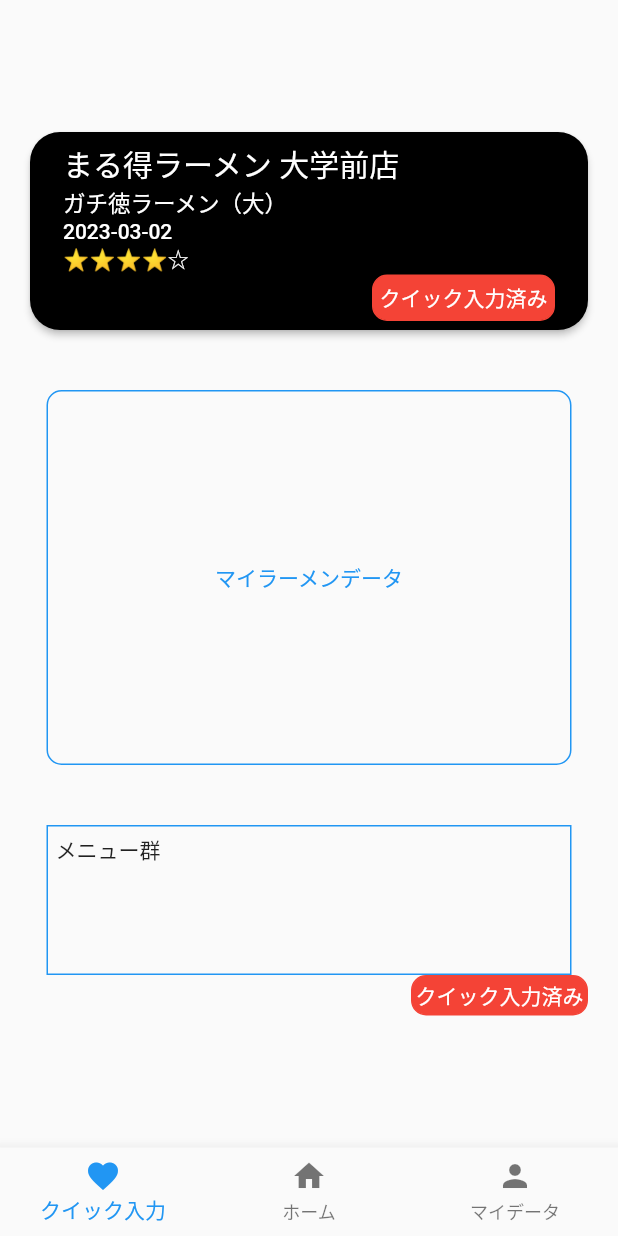
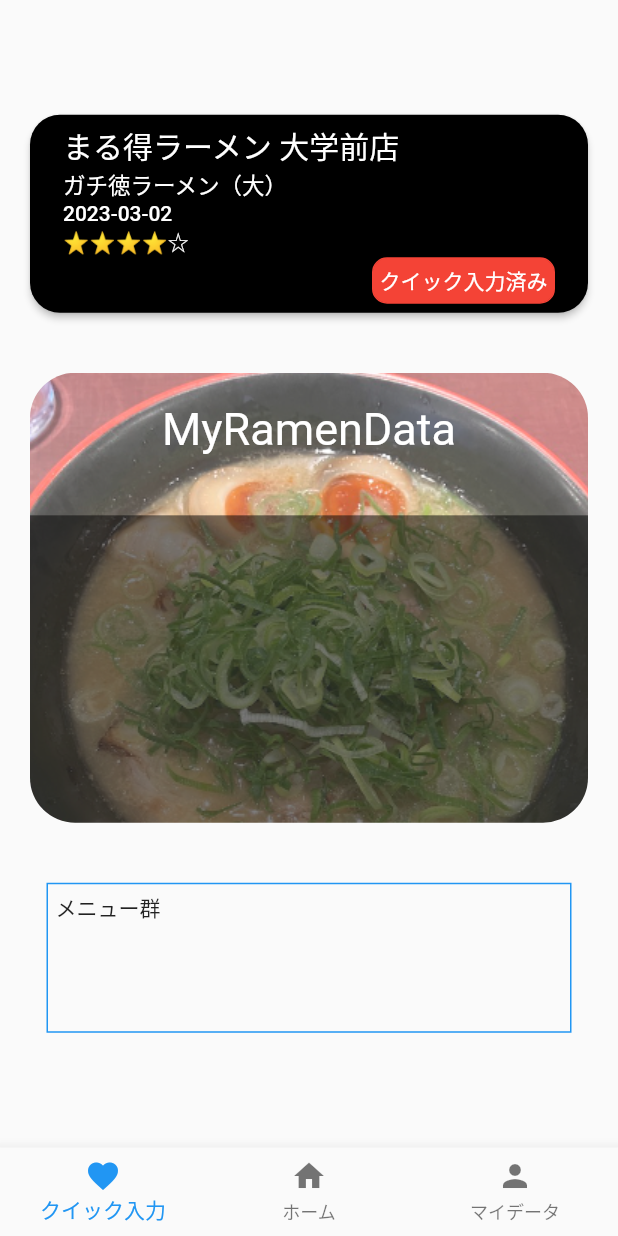
Before and after one commit to kutsu-4ta/RamenLog, a Flutter app: the screen it shows after launch, on a phone screen of 412 x 824 dp. Run offline on Flutter 3.47's test engine with Material 2 defaults, Android fonts, the phone set to English and light mode, and no system bars.

Commit message:
feature:ホーム_マイラーメンデータ_作成

```diff
--- /dev/null
+++ b/lib/Component/HomeMiddleArea.dart
@@ -0,0 +1,36 @@
+import 'package:flutter/material.dart';
+
+class HomeMiddleArea extends StatelessWidget {
+  final double height;
+  const HomeMiddleArea({Key? key, required this.height}) : super(key: key);
+
+  @override
+  Widget build(BuildContext context) {
+    return Container(
+      height: this.height,
+      margin: EdgeInsets.only(
+          top: 40
+      ),
+      decoration: BoxDecoration(
+          borderRadius: BorderRadius.circular(30),
+          image: DecorationImage(
+            image: AssetImage('Images/HomeMyRamenDataBackground.png'),
+            fit: BoxFit.cover,
+          )
+      ),
+      child: Column(
+        children: <Widget>[
+          Container(
+            padding: const EdgeInsets.all(20),
+            child: Text('MyRamenData',
+              style: TextStyle(
+                color: Colors.white,
+                fontSize: 30,
+              ),
+            ),
+          ),
+        ],
+      ),
+    );
+  }
+}
--- a/lib/View/HomePage.dart
+++ b/lib/View/HomePage.dart
@@ -1,5 +1,6 @@
 import 'dart:math';
 import '../Component/HomeTopArea.dart';
+import '../Component/HomeMiddleArea.dart';
 import 'package:flutter/material.dart';
 import 'package:menlog/View/QuickInputPage.dart';
 
@@ -52,88 +53,21 @@ class _HomePageState extends State<HomePage> {
               children: <Widget>[
                 Row(
                   mainAxisSize: MainAxisSize.max,
-                  // mainAxisAlignment: MainAxisAlignment.center,
                   children: <Widget>[
                     Expanded(
                       child: HomeTopArea(
                           onPressed: _movePage
                       ),
-                        // child: ElevatedButton(
-                        //
-                        //   style: ElevatedButton.styleFrom(
-                        //     primary: Colors.black,
-                        //       onPrimary: Colors.white,
-                        //       fixedSize: Size.fromWidth(350),
-                        //       shape: RoundedRectangleBorder(
-                        //           borderRadius: BorderRadius.circular(20))),
-                        //   onPressed: _movePage,
-                        //   child: Container(
-                        //     alignment: Alignment.centerLeft,
-                        //     padding: const EdgeInsets.all(6),
-                        //         child: Column(
-                        //           crossAxisAlignment: CrossAxisAlignment.start,
-                        //           children: <Widget>[
-                        //             Text('まる得ラーメン 大学前店 ',
-                        //                 style: TextStyle(
-                        //                   fontSize: 20,
-                        //                 color: Colors.white,
-                        //               )
-                        //             ),
-                        //             Text('ガチ徳ラーメン（大）',
-                        //                 style: TextStyle(
-                        //                   fontSize: 15,
-                        //                   color: Colors.white,
-                        //                 )
-                        //             ),
-                        //             Text('2023-03-02'),
-                        //             Text('⭐︎⭐︎⭐︎⭐☆︎'),
-                        //             Container(
-                        //               alignment: Alignment.centerRight,
-                        //               child: Container(
-                        //                 padding: const EdgeInsets.all(4),
-                        //                 decoration: BoxDecoration(
-                        //                   borderRadius: BorderRadius.circular(10),
-                        //                   border: Border.all(color: Colors.red),
-                        //                   color: Colors.red,
-                        //                 ),
-                        //                 child: Text(
-                        //                   'クイック入力済み',
-                        //                   style: TextStyle(
-                        //                     color: Colors.white,
-                        //                   ),
-                        //                 ),
-                        //               ),
-                        //             ),
-                        //           ],
-                        //         ),
-                        //       ),
-                        // ),
                     ),
                   ],
                 ),
                 Row(
                   mainAxisSize: MainAxisSize.max,
-                  mainAxisAlignment: MainAxisAlignment.center,
                   children: <Widget>[
-                    Column(
-                      children: <Widget>[
-                        Container(
-                          width: max(100, 350),
-                          height: max(100, 250),
-                          margin: EdgeInsets.only(
-                            top: 40,
-                          ),
-                          padding: const EdgeInsets.all(5),
-                          decoration: BoxDecoration(
-                            border: Border.all(color: Colors.blue),
-                            borderRadius: BorderRadius.circular(10),
-                          ),
-                          child: TextButton(
-                            child: Text('マイラーメンデータ'),
-                            onPressed: _movePage,
-                          ),
-                        ),
-                      ],
+                    Expanded(
+                      child: HomeMiddleArea(
+                          height: 300,
+                      ),
                     ),
                   ],
                 ),
@@ -154,30 +88,10 @@ class _HomePageState extends State<HomePage> {
                             border: Border.all(color: Colors.blue),
                             // borderRadius: BorderRadius.circular(10),
                           ),
+
                           child: Text('メニュー群'),
                         ),
                       ],
-                    ),
-                  ],
-                ),
-                Row(
-                  children: <Widget>[
-                    Expanded(
-                        child:Text('')
-                    ),
-                    Container(
-                      padding: const EdgeInsets.all(2),
-                      decoration: BoxDecoration(
-                        borderRadius: BorderRadius.circular(10),
-                        border:                                             Border.all(color: Colors.red),
-                        color: Colors.red,
-                      ),
-                      child: Text(
-                        'クイック入力済み',
-                        style: TextStyle(
-                          color: Colors.white,
-                        ),
-                      ),
                     ),
                   ],
                 ),
--- a/pubspec.yaml
+++ b/pubspec.yaml
@@ -58,7 +58,8 @@ flutter:
   uses-material-design: true
 
   # To add assets to your application, add an assets section, like this:
-  # assets:
+  assets:
+    - Images/
   #   - images/a_dot_burr.jpeg
   #   - images/a_dot_ham.jpeg
 
```
Also changed, not shown: Images/HomeMyRamenDataBackground.png (added).
